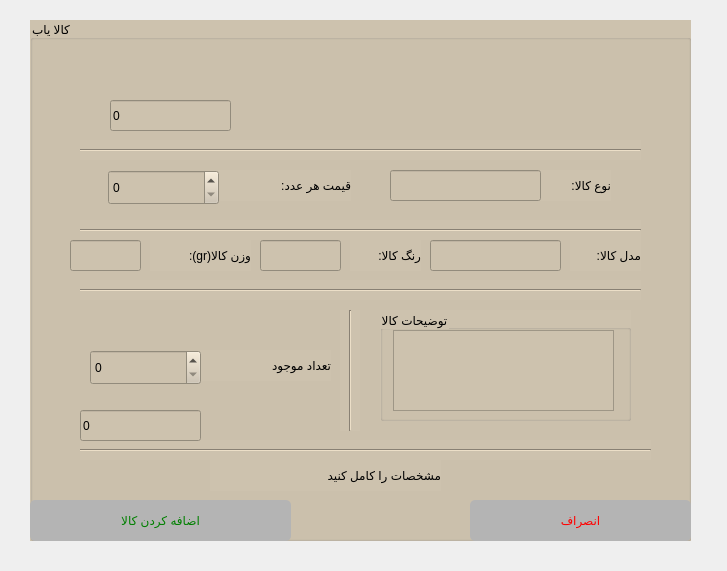
This is Project_Ap/dialog_add.ui in AP-projects-4001/metagoofill as Qt 5 draws it before an edit. The edited form follows.
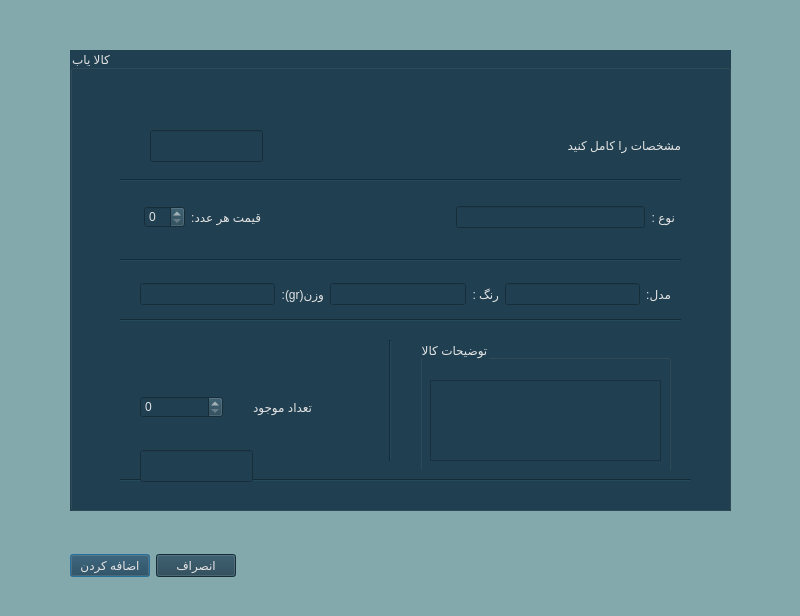
This is the edited form.

Commit message: changing colors and Completing the program ui

```diff
--- a/Project_Ap/dialog_add.ui
+++ b/Project_Ap/dialog_add.ui
@@ -6,45 +6,33 @@
    <rect>
     <x>0</x>
     <y>0</y>
-    <width>727</width>
-    <height>571</height>
+    <width>800</width>
+    <height>616</height>
    </rect>
   </property>
   <property name="windowTitle">
    <string>Dialog</string>
   </property>
-  <widget class="QDialogButtonBox" name="buttonBox">
-   <property name="geometry">
-    <rect>
-     <x>240</x>
-     <y>410</y>
-     <width>341</width>
-     <height>32</height>
-    </rect>
-   </property>
-   <property name="orientation">
-    <enum>Qt::Horizontal</enum>
-   </property>
-   <property name="standardButtons">
-    <set>QDialogButtonBox::Cancel|QDialogButtonBox::Ok</set>
-   </property>
-  </widget>
+  <property name="styleSheet">
+   <string notr="true">
+background-color: rgb(132, 169, 172);</string>
+  </property>
   <widget class="QGroupBox" name="groupBox">
    <property name="geometry">
     <rect>
-     <x>30</x>
-     <y>20</y>
+     <x>70</x>
+     <y>50</y>
      <width>661</width>
-     <height>521</height>
+     <height>461</height>
     </rect>
    </property>
    <property name="layoutDirection">
     <enum>Qt::LeftToRight</enum>
    </property>
    <property name="styleSheet">
-    <string notr="true">font: 16pt &quot;MS Shell Dlg 2&quot;;
-background-color: rgb(205, 194, 174);
-</string>
+    <string notr="true">background-color: rgb(32, 64, 81);
+color: rgb(228, 227, 227);
+font: 14pt &quot;Lalezar&quot;;</string>
    </property>
    <property name="title">
     <string>کالا یاب</string>
@@ -75,75 +63,6 @@
      <enum>Qt::Horizontal</enum>
     </property>
    </widget>
-   <widget class="QLabel" name="label_type_">
-    <property name="geometry">
-     <rect>
-      <x>510</x>
-      <y>150</y>
-      <width>71</width>
-      <height>31</height>
-     </rect>
-    </property>
-    <property name="styleSheet">
-     <string notr="true">font: 14pt &quot;MS Shell Dlg 2&quot;;
-</string>
-    </property>
-    <property name="text">
-     <string>نوع کالا:</string>
-    </property>
-   </widget>
-   <widget class="QLabel" name="label_berand_">
-    <property name="geometry">
-     <rect>
-      <x>540</x>
-      <y>220</y>
-      <width>71</width>
-      <height>31</height>
-     </rect>
-    </property>
-    <property name="styleSheet">
-     <string notr="true">
-font: 14pt &quot;MS Shell Dlg 2&quot;;
-</string>
-    </property>
-    <property name="text">
-     <string>مدل کالا:</string>
-    </property>
-   </widget>
-   <widget class="QLabel" name="label_price_">
-    <property name="geometry">
-     <rect>
-      <x>180</x>
-      <y>150</y>
-      <width>141</width>
-      <height>31</height>
-     </rect>
-    </property>
-    <property name="styleSheet">
-     <string notr="true">
-font: 14pt &quot;MS Shell Dlg 2&quot;;</string>
-    </property>
-    <property name="text">
-     <string>قیمت هر عدد:</string>
-    </property>
-   </widget>
-   <widget class="QLabel" name="label_color_">
-    <property name="geometry">
-     <rect>
-      <x>320</x>
-      <y>220</y>
-      <width>71</width>
-      <height>31</height>
-     </rect>
-    </property>
-    <property name="styleSheet">
-     <string notr="true">
-font: 14pt &quot;MS Shell Dlg 2&quot;;</string>
-    </property>
-    <property name="text">
-     <string>رنگ کالا:</string>
-    </property>
-   </widget>
    <widget class="Line" name="line_3">
     <property name="geometry">
      <rect>
@@ -170,31 +89,13 @@
      <enum>Qt::Vertical</enum>
     </property>
    </widget>
-   <widget class="QLabel" name="label_available_">
-    <property name="geometry">
-     <rect>
-      <x>170</x>
-      <y>330</y>
-      <width>131</width>
-      <height>31</height>
-     </rect>
-    </property>
-    <property name="styleSheet">
-     <string notr="true">
-font: 14pt &quot;MS Shell Dlg 2&quot;;
-</string>
-    </property>
-    <property name="text">
-     <string>تعداد موجود</string>
-    </property>
-   </widget>
    <widget class="QGroupBox" name="groupBox_2">
     <property name="geometry">
      <rect>
       <x>350</x>
       <y>290</y>
       <width>251</width>
-      <height>111</height>
+      <height>131</height>
      </rect>
     </property>
     <property name="styleSheet">
@@ -206,9 +107,9 @@
     <widget class="QPlainTextEdit" name="plainTextEdit_descript">
      <property name="geometry">
       <rect>
-       <x>13</x>
-       <y>20</y>
-       <width>221</width>
+       <x>10</x>
+       <y>40</y>
+       <width>231</width>
        <height>81</height>
       </rect>
      </property>
@@ -224,48 +125,6 @@
      </property>
     </widget>
    </widget>
-   <widget class="QPushButton" name="pushButton_confirm">
-    <property name="geometry">
-     <rect>
-      <x>0</x>
-      <y>480</y>
-      <width>261</width>
-      <height>41</height>
-     </rect>
-    </property>
-    <property name="styleSheet">
-     <string notr="true">QPushButton#pushButton_confirm {
-font: 20pt &quot;MS Shell Dlg 2&quot;;
-padding-left: 20px;
-padding-right: 20px;
-border-radius: 5px;
-	background-color: rgb(180, 180, 180);
-color: green;
-}
-
-</string>
-    </property>
-    <property name="text">
-     <string>اضافه کردن کالا</string>
-    </property>
-   </widget>
-   <widget class="QLabel" name="label_weight_">
-    <property name="geometry">
-     <rect>
-      <x>120</x>
-      <y>220</y>
-      <width>101</width>
-      <height>31</height>
-     </rect>
-    </property>
-    <property name="styleSheet">
-     <string notr="true">
-font: 14pt &quot;MS Shell Dlg 2&quot;;</string>
-    </property>
-    <property name="text">
-     <string>وزن کالا(gr):</string>
-    </property>
-   </widget>
    <widget class="Line" name="line_5">
     <property name="geometry">
      <rect>
@@ -279,132 +138,11 @@
      <enum>Qt::Horizontal</enum>
     </property>
    </widget>
-   <widget class="QLineEdit" name="lineEdit_price">
-    <property name="geometry">
-     <rect>
-      <x>80</x>
-      <y>80</y>
-      <width>121</width>
-      <height>31</height>
-     </rect>
-    </property>
-    <property name="styleSheet">
-     <string notr="true">font: 16pt &quot;MS Shell Dlg 2&quot;;</string>
-    </property>
-    <property name="text">
-     <string>0</string>
-    </property>
-   </widget>
-   <widget class="QLineEdit" name="lineEdit_available">
-    <property name="geometry">
-     <rect>
-      <x>50</x>
-      <y>390</y>
-      <width>121</width>
-      <height>31</height>
-     </rect>
-    </property>
-    <property name="styleSheet">
-     <string notr="true">font: 16pt &quot;MS Shell Dlg 2&quot;;</string>
-    </property>
-    <property name="text">
-     <string>0</string>
-    </property>
-   </widget>
-   <widget class="QLineEdit" name="lineEdit_berand">
-    <property name="geometry">
-     <rect>
-      <x>400</x>
-      <y>220</y>
-      <width>131</width>
-      <height>31</height>
-     </rect>
-    </property>
-    <property name="styleSheet">
-     <string notr="true">font: 12pt &quot;MS Shell Dlg 2&quot;;</string>
-    </property>
-    <property name="text">
-     <string/>
-    </property>
-   </widget>
-   <widget class="QLineEdit" name="lineEdit_color">
-    <property name="geometry">
-     <rect>
-      <x>230</x>
-      <y>220</y>
-      <width>81</width>
-      <height>31</height>
-     </rect>
-    </property>
-    <property name="styleSheet">
-     <string notr="true">font: 12pt &quot;MS Shell Dlg 2&quot;;</string>
-    </property>
-    <property name="text">
-     <string/>
-    </property>
-   </widget>
-   <widget class="QLineEdit" name="lineEdit_weight">
-    <property name="geometry">
-     <rect>
-      <x>40</x>
-      <y>220</y>
-      <width>71</width>
-      <height>31</height>
-     </rect>
-    </property>
-    <property name="styleSheet">
-     <string notr="true">font: 12pt &quot;MS Shell Dlg 2&quot;;</string>
-    </property>
-    <property name="text">
-     <string/>
-    </property>
-   </widget>
-   <widget class="QLineEdit" name="lineEdit_type">
-    <property name="geometry">
-     <rect>
-      <x>360</x>
-      <y>150</y>
-      <width>151</width>
-      <height>31</height>
-     </rect>
-    </property>
-    <property name="styleSheet">
-     <string notr="true">font: 12pt &quot;MS Shell Dlg 2&quot;;</string>
-    </property>
-    <property name="text">
-     <string/>
-    </property>
-   </widget>
-   <widget class="QPushButton" name="pushButton_cancel">
-    <property name="geometry">
-     <rect>
-      <x>440</x>
-      <y>480</y>
-      <width>221</width>
-      <height>41</height>
-     </rect>
-    </property>
-    <property name="styleSheet">
-     <string notr="true">QPushButton#pushButton_cancel {
-font: 20pt &quot;MS Shell Dlg 2&quot;;
-padding-left: 20px;
-padding-right: 20px;
-border-radius: 5px;
-	background-color: rgb(180, 180, 180);
-color: red;
-}
-
-</string>
-    </property>
-    <property name="text">
-     <string>انصراف</string>
-    </property>
-   </widget>
    <widget class="QLabel" name="label_type_1">
     <property name="geometry">
      <rect>
-      <x>180</x>
-      <y>440</y>
+      <x>380</x>
+      <y>80</y>
       <width>231</width>
       <height>31</height>
      </rect>
@@ -417,27 +155,244 @@
      <string>مشخصات را کامل کنید</string>
     </property>
    </widget>
-   <widget class="QSpinBox" name="spinBox">
+   <widget class="QLineEdit" name="lineEdit_price">
     <property name="geometry">
      <rect>
-      <x>78</x>
-      <y>150</y>
-      <width>111</width>
-      <height>35</height>
+      <x>80</x>
+      <y>80</y>
+      <width>113</width>
+      <height>32</height>
      </rect>
     </property>
    </widget>
-   <widget class="QSpinBox" name="spinBox_2">
+   <widget class="QLineEdit" name="lineEdit_available">
     <property name="geometry">
      <rect>
-      <x>60</x>
+      <x>70</x>
+      <y>400</y>
+      <width>113</width>
+      <height>32</height>
+     </rect>
+    </property>
+   </widget>
+   <widget class="QWidget" name="">
+    <property name="geometry">
+     <rect>
+      <x>70</x>
+      <y>220</y>
+      <width>531</width>
+      <height>48</height>
+     </rect>
+    </property>
+    <layout class="QHBoxLayout" name="horizontalLayout_2">
+     <item>
+      <widget class="QLineEdit" name="lineEdit_weight">
+       <property name="styleSheet">
+        <string notr="true">font: 12pt &quot;Lalezar&quot;;</string>
+       </property>
+       <property name="text">
+        <string/>
+       </property>
+      </widget>
+     </item>
+     <item>
+      <widget class="QLabel" name="label_weight_">
+       <property name="styleSheet">
+        <string notr="true">font: 12pt &quot;Lalezar&quot;;</string>
+       </property>
+       <property name="text">
+        <string>وزن(gr):</string>
+       </property>
+      </widget>
+     </item>
+     <item>
+      <widget class="QLineEdit" name="lineEdit_color">
+       <property name="styleSheet">
+        <string notr="true">font: 12pt &quot;Lalezar&quot;;</string>
+       </property>
+       <property name="text">
+        <string/>
+       </property>
+      </widget>
+     </item>
+     <item>
+      <widget class="QLabel" name="label_color_">
+       <property name="styleSheet">
+        <string notr="true">font: 12pt &quot;Lalezar&quot;;</string>
+       </property>
+       <property name="text">
+        <string>رنگ :</string>
+       </property>
+      </widget>
+     </item>
+     <item>
+      <widget class="QLineEdit" name="lineEdit_berand">
+       <property name="styleSheet">
+        <string notr="true">font: 12pt &quot;Lalezar&quot;;</string>
+       </property>
+       <property name="text">
+        <string/>
+       </property>
+      </widget>
+     </item>
+     <item>
+      <widget class="QLabel" name="label_berand_">
+       <property name="styleSheet">
+        <string notr="true">
+font: 12pt &quot;Lalezar&quot;;</string>
+       </property>
+       <property name="text">
+        <string>مدل:</string>
+       </property>
+      </widget>
+     </item>
+    </layout>
+   </widget>
+   <widget class="QWidget" name="">
+    <property name="geometry">
+     <rect>
+      <x>74</x>
+      <y>140</y>
+      <width>531</width>
+      <height>55</height>
+     </rect>
+    </property>
+    <layout class="QHBoxLayout" name="horizontalLayout_3">
+     <item>
+      <widget class="QSpinBox" name="spinBox">
+       <property name="styleSheet">
+        <string notr="true">background-color: rgb(32, 64, 81);
+color: rgb(228, 227, 227);</string>
+       </property>
+      </widget>
+     </item>
+     <item>
+      <widget class="QLabel" name="label_price_">
+       <property name="styleSheet">
+        <string notr="true">font: 12pt &quot;Lalezar&quot;;</string>
+       </property>
+       <property name="text">
+        <string>قیمت هر عدد:</string>
+       </property>
+      </widget>
+     </item>
+     <item>
+      <spacer name="horizontalSpacer_2">
+       <property name="orientation">
+        <enum>Qt::Horizontal</enum>
+       </property>
+       <property name="sizeHint" stdset="0">
+        <size>
+         <width>40</width>
+         <height>20</height>
+        </size>
+       </property>
+      </spacer>
+     </item>
+     <item>
+      <widget class="QLineEdit" name="lineEdit_type">
+       <property name="styleSheet">
+        <string notr="true">font: 12pt &quot;Lalezar&quot;;</string>
+       </property>
+       <property name="text">
+        <string/>
+       </property>
+      </widget>
+     </item>
+     <item>
+      <widget class="QLabel" name="label_type_">
+       <property name="styleSheet">
+        <string notr="true">font: 12pt &quot;Lalezar&quot;;</string>
+       </property>
+       <property name="text">
+        <string>نوع :</string>
+       </property>
+      </widget>
+     </item>
+    </layout>
+   </widget>
+   <widget class="QWidget" name="">
+    <property name="geometry">
+     <rect>
+      <x>70</x>
       <y>330</y>
-      <width>111</width>
-      <height>35</height>
+      <width>172</width>
+      <height>55</height>
      </rect>
     </property>
+    <layout class="QHBoxLayout" name="horizontalLayout_4">
+     <item>
+      <widget class="QSpinBox" name="spinBox_2">
+       <property name="styleSheet">
+        <string notr="true">background-color: rgb(32, 64, 81);
+color: rgb(228, 227, 227);</string>
+       </property>
+      </widget>
+     </item>
+     <item>
+      <widget class="QLabel" name="label_available_">
+       <property name="styleSheet">
+        <string notr="true">
+font: 12pt &quot;Lalezar&quot;;
+</string>
+       </property>
+       <property name="text">
+        <string>تعداد موجود</string>
+       </property>
+      </widget>
+     </item>
+    </layout>
    </widget>
   </widget>
+  <widget class="QWidget" name="">
+   <property name="geometry">
+    <rect>
+     <x>70</x>
+     <y>540</y>
+     <width>701</width>
+     <height>51</height>
+    </rect>
+   </property>
+   <layout class="QHBoxLayout" name="horizontalLayout">
+    <item>
+     <widget class="QPushButton" name="pushButton_confirm">
+      <property name="styleSheet">
+       <string notr="true">background-color: rgb(32, 64, 81);
+color: rgb(228, 227, 227);
+font: 12pt &quot;Lalezar&quot;;</string>
+      </property>
+      <property name="text">
+       <string>اضافه کردن</string>
+      </property>
+     </widget>
+    </item>
+    <item>
+     <widget class="QPushButton" name="pushButton_cancel">
+      <property name="styleSheet">
+       <string notr="true">background-color: rgb(32, 64, 81);
+color: rgb(228, 227, 227);
+font: 12pt &quot;Lalezar&quot;;</string>
+      </property>
+      <property name="text">
+       <string>انصراف</string>
+      </property>
+     </widget>
+    </item>
+    <item>
+     <spacer name="horizontalSpacer">
+      <property name="orientation">
+       <enum>Qt::Horizontal</enum>
+      </property>
+      <property name="sizeHint" stdset="0">
+       <size>
+        <width>40</width>
+        <height>20</height>
+       </size>
+      </property>
+     </spacer>
+    </item>
+   </layout>
+  </widget>
  </widget>
  <resources/>
  <connections/>
```
Left out of the diff: 8 changed lines with no effect on the pictures. The commit also changes 37 other files.
